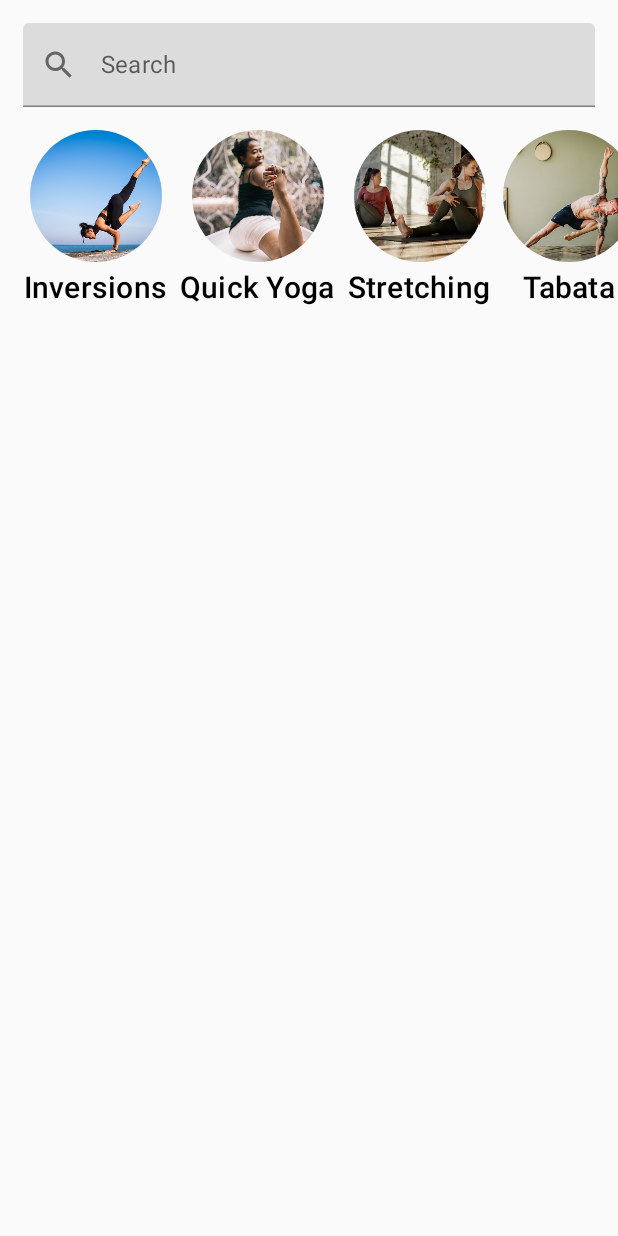
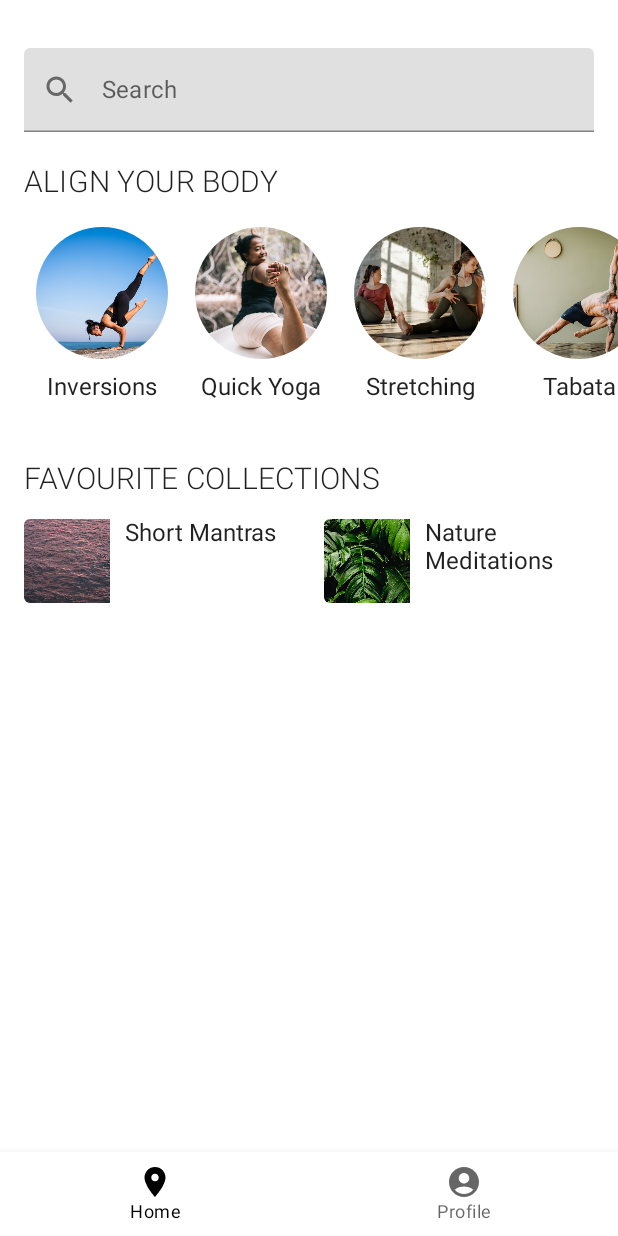
Before and after one commit to pparekh2009/ComposeDemo, an Android app built with Jetpack Compose: the screen it shows after launch (MySootheActivity), after a tap on "MySoothe", on a phone screen of 412 x 824 dp. Run offline under Robolectric (Android 15) with nearby library versions, the phone set to English and light mode, and no system bars.

Commit message:
Some Changes

```diff
--- a/app/src/main/java/com/example/composedemo/MainActivity.kt
+++ b/app/src/main/java/com/example/composedemo/MainActivity.kt
@@ -4,39 +4,26 @@ import android.content.Intent
 import android.os.Bundle
 import androidx.activity.ComponentActivity
 import androidx.activity.compose.setContent
-import androidx.compose.animation.core.Spring
-import androidx.compose.animation.core.animateDpAsState
-import androidx.compose.animation.core.spring
 import androidx.compose.foundation.layout.*
-import androidx.compose.foundation.lazy.LazyColumn
-import androidx.compose.foundation.lazy.items
-import androidx.compose.foundation.verticalScroll
 import androidx.compose.material.Button
-import androidx.compose.material.MaterialTheme
-import androidx.compose.material.Surface
 import androidx.compose.material.Text
-import androidx.compose.runtime.Composable
-import androidx.compose.runtime.mutableStateOf
-import androidx.compose.runtime.*
-import androidx.compose.runtime.saveable.rememberSaveable
 import androidx.compose.ui.Alignment
 import androidx.compose.ui.Modifier
-import androidx.compose.ui.graphics.Color
-import androidx.compose.ui.tooling.preview.Preview
 import androidx.compose.ui.unit.dp
-import com.example.composedemo.ui.theme.ComposeDemoTheme
 
 class MainActivity : ComponentActivity() {
     override fun onCreate(savedInstanceState: Bundle?) {
         super.onCreate(savedInstanceState)
         setContent {
-            Column(modifier = Modifier.fillMaxSize(),
-            horizontalAlignment = Alignment.CenterHorizontally,
-            verticalArrangement = Arrangement.Center) {
-                Button(onClick = { startActivity(Intent(this@MainActivity, ListActivity::class.java)) }) {
+            Column(
+                modifier = Modifier.fillMaxSize(),
+                horizontalAlignment = Alignment.CenterHorizontally,
+                verticalArrangement = Arrangement.Center
+            ) {
+                Button(modifier = Modifier.padding(horizontal = 0.dp, vertical = 10.dp), onClick = { startActivity(Intent(this@MainActivity, ListActivity::class.java)) }) {
                     Text(text = "List")
                 }
-                Button(onClick = { startActivity(Intent(this@MainActivity, MySootheActivity::class.java)) }) {
+                Button(modifier = Modifier.padding(horizontal = 0.dp, vertical = 10.dp), onClick = { startActivity(Intent(this@MainActivity, MySootheActivity::class.java)) }) {
                     Text(text = "MySoothe")
                 }
             }
--- a/app/src/main/java/com/example/composedemo/MySootheActivity.kt
+++ b/app/src/main/java/com/example/composedemo/MySootheActivity.kt
@@ -1,52 +1,48 @@
 package com.example.composedemo
 
 import android.os.Bundle
+import android.widget.Space
 import androidx.activity.ComponentActivity
 import androidx.activity.compose.setContent
 import androidx.annotation.DrawableRes
 import androidx.compose.foundation.Image
+import androidx.compose.foundation.background
 import androidx.compose.foundation.layout.*
 import androidx.compose.foundation.lazy.LazyRow
 import androidx.compose.foundation.lazy.items
+import androidx.compose.foundation.rememberScrollState
 import androidx.compose.foundation.shape.CircleShape
+import androidx.compose.foundation.verticalScroll
 import androidx.compose.material.*
 import androidx.compose.material.icons.Icons
+import androidx.compose.material.icons.filled.AccountCircle
+import androidx.compose.material.icons.filled.Place
 import androidx.compose.material.icons.filled.Search
 import androidx.compose.runtime.Composable
 import androidx.compose.ui.Alignment
 import androidx.compose.ui.Modifier
 import androidx.compose.ui.draw.clip
+import androidx.compose.ui.graphics.Color
+import androidx.compose.ui.graphics.RectangleShape
 import androidx.compose.ui.layout.ContentScale
 import androidx.compose.ui.res.painterResource
+import androidx.compose.ui.text.font.FontWeight
+import androidx.compose.ui.text.style.TextAlign
+import androidx.compose.ui.tooling.preview.Preview
 import androidx.compose.ui.unit.dp
+import com.example.composedemo.ui.theme.ComposeDemoTheme
+import java.util.*
 
 class MySootheActivity : ComponentActivity() {
     override fun onCreate(savedInstanceState: Bundle?) {
         super.onCreate(savedInstanceState)
         setContent {
-
-            val alignYourBodyData = listOf(
-                Item(R.drawable.ab1_inversions, "Inversions"),
-                Item(R.drawable.ab2_quick_yoga, "Quick Yoga"),
-                Item(R.drawable.ab3_stretching, "Stretching"),
-                Item(R.drawable.ab4_tabata, "Tabata"),
-                Item(R.drawable.ab5_hiit, "HIIT"),
-                Item(R.drawable.ab6_pre_natal_yoga, "Pre-natal Yoga"),
-            )
-
-            val favoriteCollectionsData = listOf(
-                Item(R.drawable.fc1_short_mantras, "Short Mantras"),
-                Item(R.drawable.fc2_nature_meditations, "Nature Meditations"),
-                Item(R.drawable.fc3_stress_and_anxiety, "Stress and Anxiety"),
-                Item(R.drawable.fc4_self_massage, "Self Massage"),
-                Item(R.drawable.fc5_overwhelmed, "Overwhelmed"),
-                Item(R.drawable.fc6_nightly_wind_down, "Nightly Wind Down"),
-            )
-
-            Column(modifier = Modifier.fillMaxWidth()) {
-                SearchBar(modifier = Modifier.padding(15.dp))
-                AlignYourBodyRow(alignYourBodyData = alignYourBodyData)
-                FavoriteCollectionsGrid(favoriteCollectionsData = favoriteCollectionsData)
+            ComposeDemoTheme() {
+                Scaffold(bottomBar = {
+                    SootheBottomNavigation()
+                }) {
+                    HomeScreen()
+                }
             }
         }
     }
@@ -84,7 +80,7 @@ fun AlignYourBodyElement(@DrawableRes drawable: Int, text: String, modifier: Mod
         )
         Text(
             text = text,
-            style = MaterialTheme.typography.h6,
+            style = MaterialTheme.typography.body1,
             modifier = Modifier.paddingFromBaseline(
                 top = 24.dp, bottom = 8.dp
             )
@@ -103,27 +99,39 @@ fun FavoriteCollectionCard(
         modifier = modifier
     ) {
         Row(
-            verticalAlignment = Alignment.CenterVertically,
-            modifier = Modifier.width(192.dp)
+            modifier = modifier.width(192.dp)
         ) {
             Image(
                 painter = painterResource(drawable),
-                contentDescription = null
+                contentDescription = null,
+                contentScale = ContentScale.Crop,
+                modifier = modifier.fillMaxWidth(0.3f)
             )
             Text(
-                text = text
+                text = text,
+                modifier = modifier.padding(start = 10.dp, top = 0.dp, end = 0.dp, bottom = 0.dp)
             )
         }
     }
 }
 
 @Composable
-fun AlignYourBodyRow(alignYourBodyData: List<Item>, modifier: Modifier = Modifier) {
+fun AlignYourBodyRow(modifier: Modifier = Modifier) {
+
+    val alignYourBodyData = listOf(
+        Item(R.drawable.ab1_inversions, "Inversions"),
+        Item(R.drawable.ab2_quick_yoga, "Quick Yoga"),
+        Item(R.drawable.ab3_stretching, "Stretching"),
+        Item(R.drawable.ab4_tabata, "Tabata"),
+        Item(R.drawable.ab5_hiit, "HIIT"),
+        Item(R.drawable.ab6_pre_natal_yoga, "Pre-natal Yoga"),
+    )
 
     LazyRow(
-        horizontalArrangement = Arrangement.spacedBy(8.dp),
-        contentPadding = PaddingValues(horizontal = 16.dp),
-        modifier = modifier) {
+        horizontalArrangement = Arrangement.spacedBy(18.dp),
+        verticalAlignment = Alignment.CenterVertically,
+        contentPadding = PaddingValues(horizontal = 24.dp),
+        modifier = modifier.height(150.dp)) {
         items(alignYourBodyData) {
             AlignYourBodyElement(drawable = it.drawable, text = it.text)
         }
@@ -131,23 +139,89 @@ fun AlignYourBodyRow(alignYourBodyData: List<Item>, modifier: Modifier = Modifie
 }
 
 @Composable
-fun FavoriteCollectionsGrid(
-    favoriteCollectionsData: List<Item>,
-    modifier: Modifier = Modifier
+fun FavoriteCollectionsGrid(modifier: Modifier = Modifier) {
+
+    val favoriteCollectionsData = listOf(
+        Item(R.drawable.fc1_short_mantras, "Short Mantras"),
+        Item(R.drawable.fc2_nature_meditations, "Nature Meditations"),
+        Item(R.drawable.fc3_stress_and_anxiety, "Stress and Anxiety"),
+        Item(R.drawable.fc4_self_massage, "Self Massage"),
+        Item(R.drawable.fc5_overwhelmed, "Overwhelmed"),
+        Item(R.drawable.fc6_nightly_wind_down, "Nightly Wind Down"),
+    )
+
+    LazyRow(
+        contentPadding = PaddingValues(horizontal = 16.dp),
+        horizontalArrangement = Arrangement.spacedBy(8.dp),
+        verticalAlignment = Alignment.CenterVertically,
+        modifier = modifier.height(80.dp)
+    ) {
+        items(favoriteCollectionsData) {
+            FavoriteCollectionCard(
+                drawable = it.drawable,
+                text = it.text,
+                modifier = modifier.height(56.dp)
+            )
+        }
+    }
+}
+
+@Composable
+fun HomeSection(
+    title: String,
+    modifier: Modifier = Modifier,
+    content: @Composable () -> Unit
 ) {
-//    LazyHorizontalGrid(
-//        rows = GridCells.Fixed(2),
-//        contentPadding = PaddingValues(horizontal = 16.dp),
-//        horizontalArrangement = Arrangement.spacedBy(8.dp),
-//        verticalArrangement = Arrangement.spacedBy(8.dp),
-//        modifier = modifier.height(120.dp)
-//    ) {
-//        items(favoriteCollectionsData) {
-//            FavoriteCollectionCard(
-//                drawable = it.drawable,
-//                text = it.text,
-//                modifier = Modifier.height(56.dp)
-//            )
-//        }
-//    }
+    Column(modifier) {
+        Text(
+            text = title.uppercase(Locale.getDefault()),
+            style = MaterialTheme.typography.h6,
+            fontWeight = FontWeight.Light,
+            modifier = Modifier
+                .paddingFromBaseline(top = 40.dp, bottom = 8.dp)
+                .padding(horizontal = 16.dp)
+        )
+        content()
+    }
 }
+
+@Composable
+fun HomeScreen(modifier: Modifier = Modifier) {
+    Column(modifier = modifier
+        .verticalScroll(rememberScrollState())
+        .padding(vertical = 16.dp)) {
+        Spacer(modifier = Modifier.height(16.dp))
+        SearchBar(Modifier.padding(horizontal = 16.dp))
+        HomeSection(title = "Align your body") {
+            AlignYourBodyRow()
+        }
+        HomeSection(title = "Favourite Collections") {
+            FavoriteCollectionsGrid()
+        }
+        Spacer(modifier = Modifier.height(16.dp))
+    }
+}
+
+@Composable
+fun SootheBottomNavigation(modifier: Modifier = Modifier) {
+    BottomNavigation(
+        backgroundColor = MaterialTheme.colors.background,
+        modifier = modifier) {
+        BottomNavigationItem(
+            icon = {
+                   Icon(imageVector = Icons.Default.Place, contentDescription = null)
+            },
+            label = {
+                    Text(text = "Home")
+            },
+            selected = true, onClick = {})
+        BottomNavigationItem(
+            icon = {
+                Icon(imageVector = Icons.Default.AccountCircle, contentDescription = null)
+            },
+            label = {
+                Text(text = "Profile")
+            },
+            selected = false, onClick = {})
+    }
+}
```
